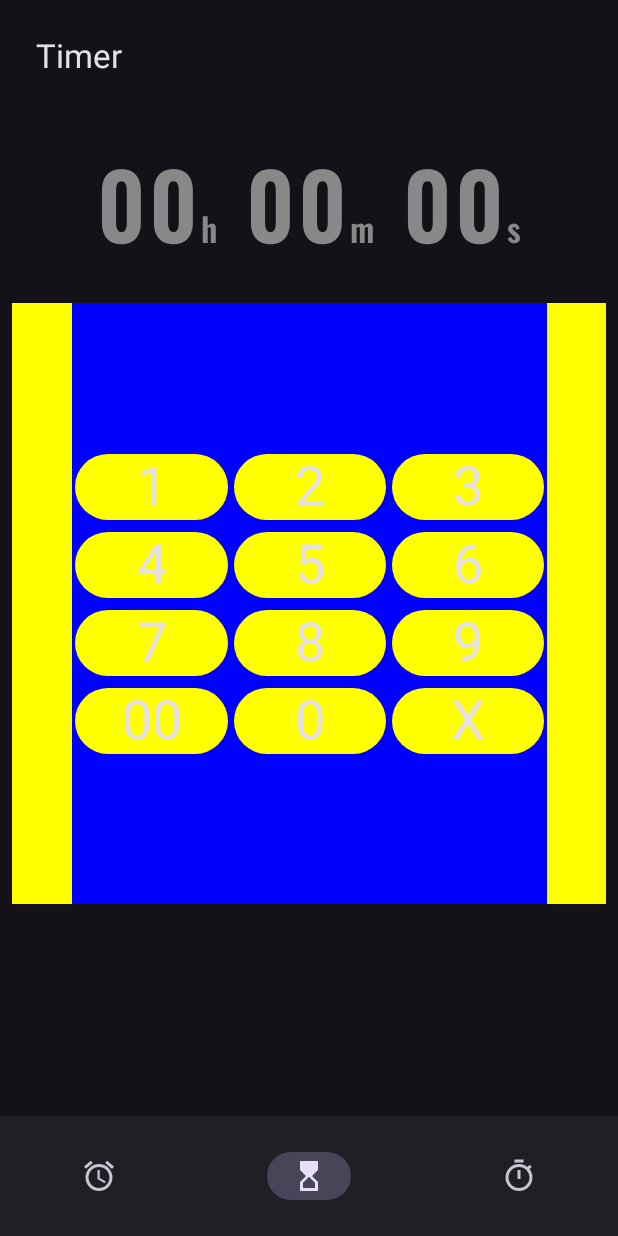
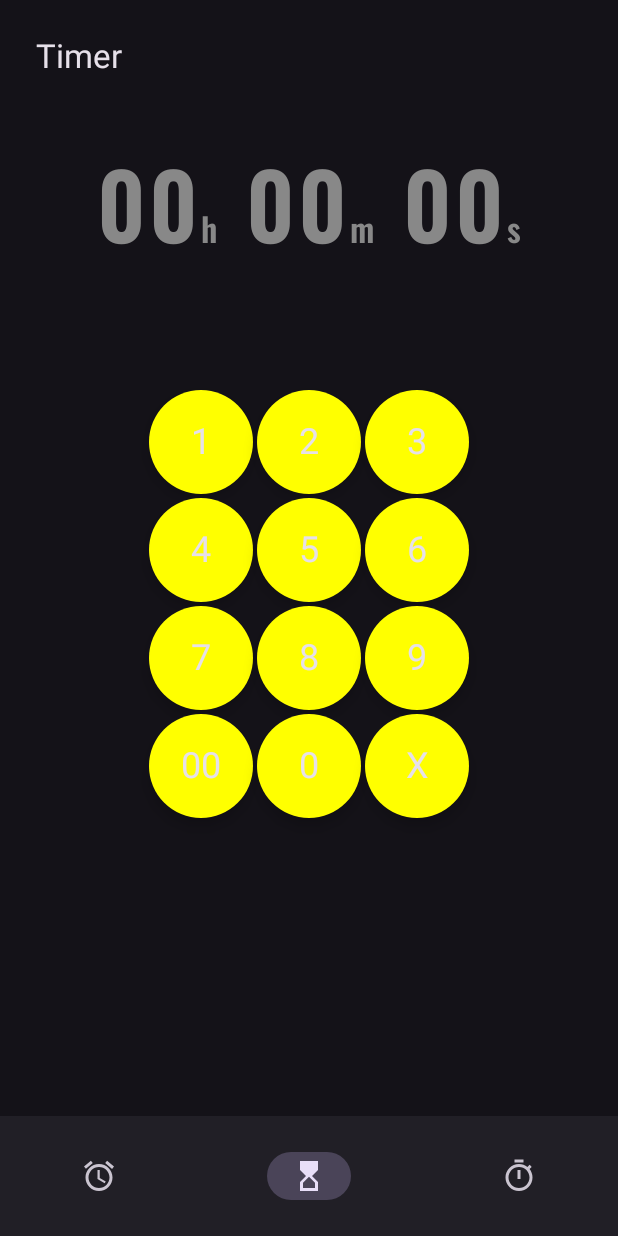
Before and after one commit to nagarajasunder/material-clock, an Android app built with Jetpack Compose: the screen it shows after launch (MainActivity), item 2 of the bottom bar chosen, on a phone screen of 412 x 824 dp. Run offline under Robolectric (Android 15) with nearby library versions, the phone set to English and light mode, and no system bars; our stand-ins replace Dagger/Hilt's generated code, Room's generated code; 11 statements that could not run were skipped.

Commit message:
MC-7 Implemented the timer countdown screen

```diff
--- a/app/src/main/java/com/geekydroid/materialclock/application/utils/TimerUtils.kt
+++ b/app/src/main/java/com/geekydroid/materialclock/application/utils/TimerUtils.kt
@@ -57,10 +57,9 @@ object TimerUtils {
         val newSec = second%60
         val extraMin = second/60
 
-        var newMin = minute%60
-        val extraHr = minute/60
+        val newMin = (minute+extraMin)%60
+        val extraHr = (minute+extraMin)/60
 
-        newMin+=extraMin
         val newHr = hour+extraHr
 
         return Triple(newHr,newMin,newSec)
--- a/app/src/main/java/com/geekydroid/materialclock/ui/timer/composables/TimerInputButton.kt
+++ b/app/src/main/java/com/geekydroid/materialclock/ui/timer/composables/TimerInputButton.kt
@@ -2,12 +2,16 @@ package com.geekydroid.materialclock.ui.timer.composables
 
 import androidx.annotation.DrawableRes
 import androidx.compose.foundation.background
+import androidx.compose.foundation.layout.Arrangement
 import androidx.compose.foundation.layout.Box
+import androidx.compose.foundation.layout.Row
 import androidx.compose.foundation.layout.fillMaxSize
+import androidx.compose.foundation.layout.fillMaxWidth
 import androidx.compose.foundation.layout.size
 import androidx.compose.foundation.shape.CircleShape
 import androidx.compose.material3.Card
 import androidx.compose.material3.ExperimentalMaterial3Api
+import androidx.compose.material3.FloatingActionButton
 import androidx.compose.material3.Icon
 import androidx.compose.material3.MaterialTheme
 import androidx.compose.material3.Text
@@ -32,24 +36,17 @@ fun TimerInputButton(
     color: Color = Color.Yellow,
     @DrawableRes iconRes: Int? = null
 ) {
-    Card(
-        modifier = modifier.fillMaxSize(),
+   FloatingActionButton(
+       modifier = modifier,
+       shape = CircleShape,
+       containerColor = color,
        onClick = {
            onClick(text)
-        },
-        shape = CircleShape,
-    ) {
-        Box(
-            contentAlignment = Alignment.Center,
-            modifier = Modifier
-                .fillMaxSize()
-                .background(color = color)
+       }
    ) {
        if (iconRes != null) {
            Icon(
-                    modifier = Modifier
-                        .size(48.dp)
-                        .align(Alignment.Center),
+               modifier = Modifier,
                painter = painterResource(id = iconRes),
                contentDescription = stringResource(id = R.string.backspace),
                tint = Color.Black
@@ -58,9 +55,8 @@ fun TimerInputButton(
            Text(
                text = text,
                textAlign = TextAlign.Center,
-                    style = MaterialTheme.typography.displaySmall
+               style = MaterialTheme.typography.headlineSmall
            )
-            }
        }
    }
 }
@@ -68,6 +64,21 @@ fun TimerInputButton(
 @Preview(showBackground = true)
 @Composable
 fun TimerButtonPreview() {
+    Row(modifier = Modifier.fillMaxWidth(), horizontalArrangement = Arrangement.SpaceEvenly) {
+        TimerInputButton(
+            modifier = Modifier.size(100.dp),
+            iconRes = R.drawable.backspace,
+            color = timerInputRemovalColor,
+            text = "X", onClick = {
+
+            })
+        TimerInputButton(
+            modifier = Modifier.size(100.dp),
+            iconRes = R.drawable.backspace,
+            color = timerInputRemovalColor,
+            text = "X", onClick = {
+
+            })
         TimerInputButton(
             modifier = Modifier.size(100.dp),
             iconRes = R.drawable.backspace,
@@ -76,3 +87,4 @@ fun TimerButtonPreview() {
 
             })
     }
+}
--- a/app/src/main/java/com/geekydroid/materialclock/ui/timer/composables/TimerInputScreen.kt
+++ b/app/src/main/java/com/geekydroid/materialclock/ui/timer/composables/TimerInputScreen.kt
@@ -1,24 +1,20 @@
 package com.geekydroid.materialclock.ui.timer.composables
 
 import androidx.compose.animation.AnimatedVisibility
-import androidx.compose.foundation.background
 import androidx.compose.foundation.layout.Arrangement
 import androidx.compose.foundation.layout.Column
-import androidx.compose.foundation.layout.fillMaxHeight
 import androidx.compose.foundation.layout.fillMaxSize
-import androidx.compose.foundation.layout.fillMaxWidth
 import androidx.compose.foundation.layout.padding
 import androidx.compose.foundation.layout.size
-import androidx.compose.foundation.lazy.grid.GridCells
-import androidx.compose.foundation.lazy.grid.LazyVerticalGrid
-import androidx.compose.foundation.lazy.grid.items
+import androidx.compose.foundation.lazy.LazyColumn
+import androidx.compose.foundation.lazy.LazyRow
+import androidx.compose.foundation.lazy.items
 import androidx.compose.foundation.shape.CircleShape
 import androidx.compose.material3.FloatingActionButton
 import androidx.compose.material3.Icon
 import androidx.compose.runtime.Composable
 import androidx.compose.ui.Alignment
 import androidx.compose.ui.Modifier
-import androidx.compose.ui.graphics.Color
 import androidx.compose.ui.res.painterResource
 import androidx.compose.ui.unit.dp
 import com.geekydroid.materialclock.R
@@ -35,7 +31,7 @@ fun TimerInputScreen(
 ) {
 
     val numbers = listOf(
-        "1", "2", "3", "4", "5", "6", "7", "8", "9", "00", "0", "X",
+        listOf("1", "2", "3"), listOf("4", "5", "6"), listOf("7", "8", "9"), listOf("00", "0", "X")
     )
     Column(
         modifier = modifier.fillMaxSize(),
@@ -53,32 +49,29 @@ fun TimerInputScreen(
                 second = state.timerSec
             )
         }
-        Column(
+        LazyColumn(
             modifier = Modifier
                 .weight(0.6f)
-                .fillMaxSize()
-                .background(Color.Yellow),
+                .fillMaxSize(),
             horizontalAlignment = Alignment.CenterHorizontally,
             verticalArrangement = Arrangement.Center
         ) {
-            LazyVerticalGrid(
-                modifier = Modifier
-                    .fillMaxWidth(0.8f)
-                    .fillMaxHeight()
-                    .background(Color.Blue),
-                columns = GridCells.Fixed(3),
-                verticalArrangement = Arrangement.Center,
+            items(numbers,key = {it.toString()}) { numberRow ->
+                LazyRow(
+                    modifier = Modifier.fillMaxSize(),
+                    horizontalArrangement = Arrangement.Center
                 ) {
-                items(numbers) { number ->
+                    items(numberRow,key = {it}) { number ->
                         TimerInputButton(
                             modifier = Modifier
-                            .fillMaxSize()
-                            .padding(2.dp),
+                                .size(72.dp)
+                                .padding(1.dp),
                             text = number,
                             color = if (number == "X") timerInputRemovalColor else md_theme_dark_outlineVariant,
                             iconRes = if (number == "X") R.drawable.backspace else null,
                             onClick = onTimerInputChanged
                         )
+                    }
                 }
             }
         }
```
Also changed, not shown: app/src/main/java/com/geekydroid/materialclock/ui/timer/composables/TimerCard.kt (added, +130 -0 lines), app/src/main/java/com/geekydroid/materialclock/ui/timer/viewmodels/TimerViewModel.kt (+14 -1 lines), app/src/main/res/drawable/pause_24px.xml (added, +10 -0 lines). Lines whose indentation alone changed are shown as unchanged.
